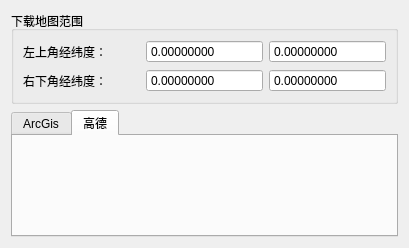
mahuifa/QMDemo, file MapExamples/MapDownload/mapinput.ui: the form before one commit.
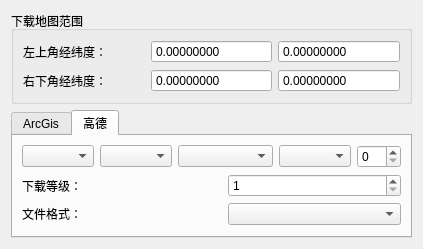
The form after the commit.

Commit message: feat：实现高德地图下载功能

```diff
--- a/MapExamples/MapDownload/mapinput.ui
+++ b/MapExamples/MapDownload/mapinput.ui
@@ -6,8 +6,8 @@
    <rect>
     <x>0</x>
     <y>0</y>
-    <width>409</width>
-    <height>248</height>
+    <width>423</width>
+    <height>243</height>
    </rect>
   </property>
   <property name="windowTitle">
@@ -166,6 +166,53 @@
       <attribute name="title">
        <string>高德</string>
       </attribute>
+      <layout class="QGridLayout" name="gridLayout_4">
+       <item row="0" column="0">
+        <widget class="QComboBox" name="com_amapPrefix"/>
+       </item>
+       <item row="0" column="1">
+        <widget class="QComboBox" name="com_amapLang"/>
+       </item>
+       <item row="0" column="2" colspan="2">
+        <widget class="QComboBox" name="com_amapStyle"/>
+       </item>
+       <item row="0" column="4">
+        <widget class="QComboBox" name="com_amapScl"/>
+       </item>
+       <item row="0" column="5">
+        <widget class="QSpinBox" name="spin_amapLtype"/>
+       </item>
+       <item row="1" column="0" colspan="3">
+        <widget class="QLabel" name="label_6">
+         <property name="text">
+          <string>下载等级：</string>
+         </property>
+        </widget>
+       </item>
+       <item row="1" column="3" colspan="3">
+        <widget class="QSpinBox" name="spin_amapZ">
+         <property name="buttonSymbols">
+          <enum>QAbstractSpinBox::UpDownArrows</enum>
+         </property>
+         <property name="minimum">
+          <number>1</number>
+         </property>
+         <property name="maximum">
+          <number>19</number>
+         </property>
+        </widget>
+       </item>
+       <item row="2" column="0" colspan="3">
+        <widget class="QLabel" name="label_7">
+         <property name="text">
+          <string>文件格式：</string>
+         </property>
+        </widget>
+       </item>
+       <item row="2" column="3" colspan="3">
+        <widget class="QComboBox" name="com_amapFormat"/>
+       </item>
+      </layout>
      </widget>
     </widget>
    </item>
```
The commit also changes 3 other files.
